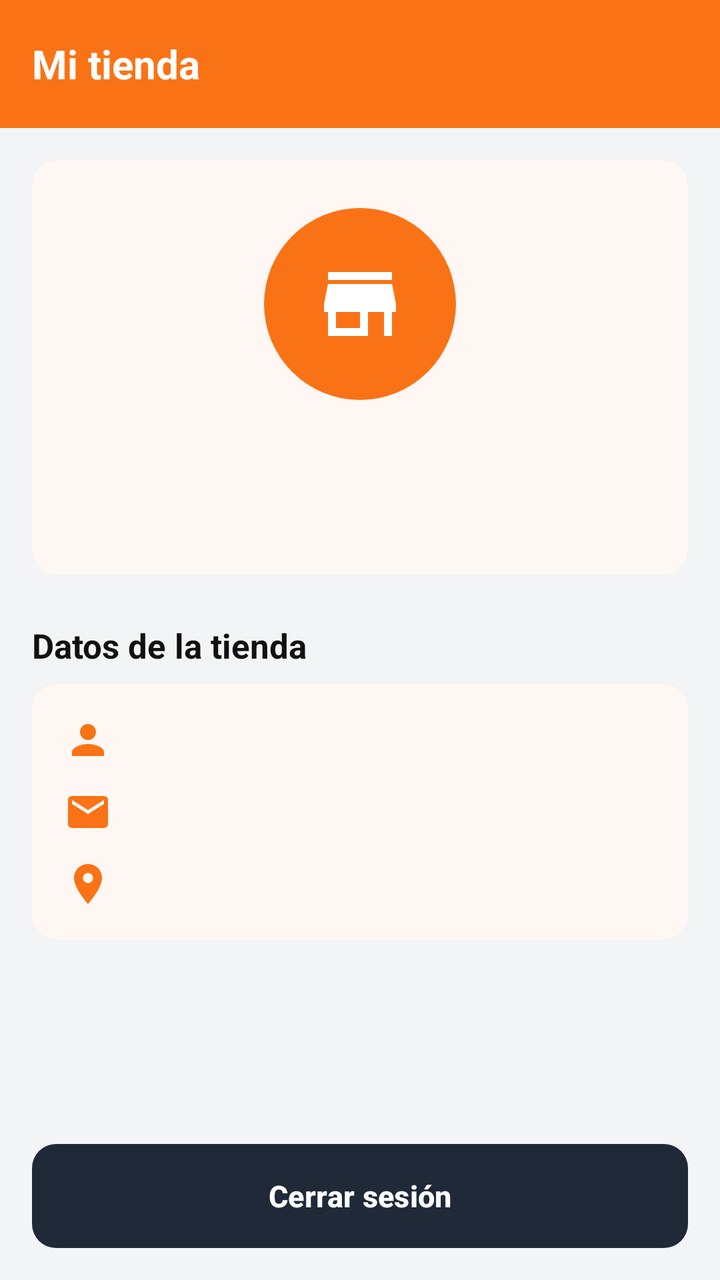
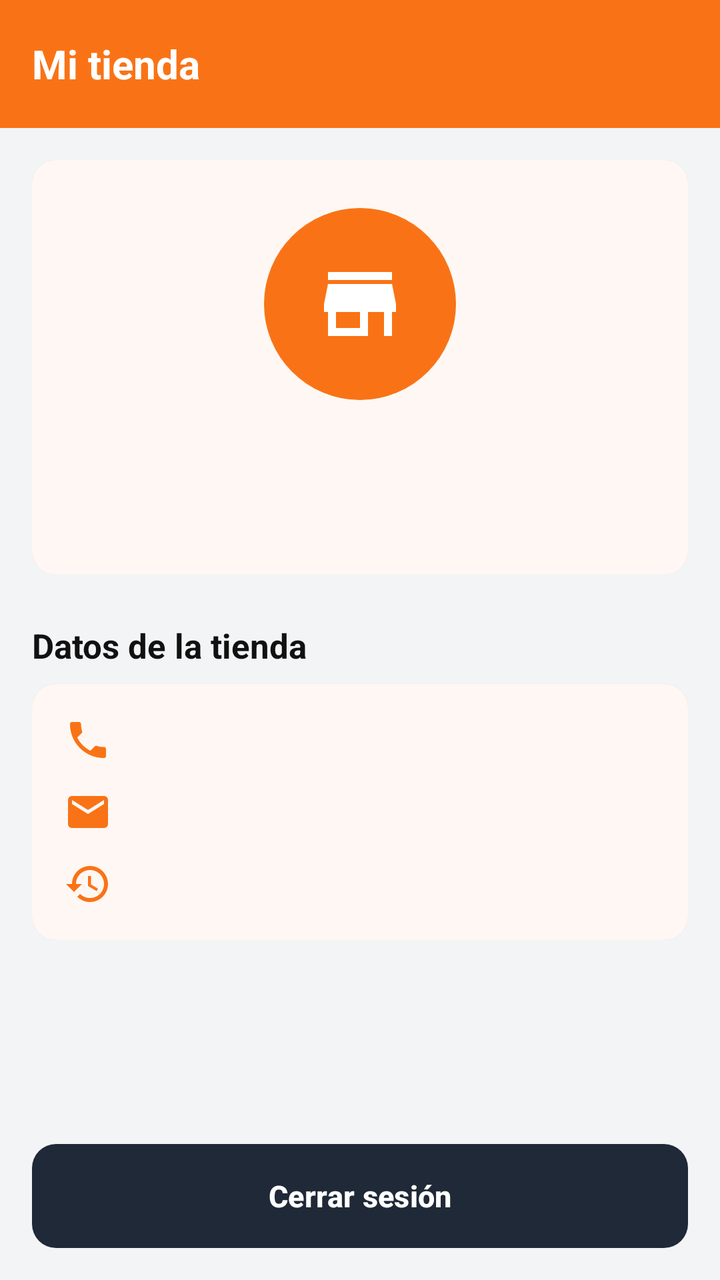

Compare the two renders of this Android layout. The source of the first and the diff that turns it into the second are given below.
<!-- AndroidManifest.xml: application theme Theme.MotoMarket -->
<!-- res/layout/fragment_perfil_vendedor.xml -->
<?xml version="1.0" encoding="utf-8"?>
<LinearLayout xmlns:android="http://schemas.android.com/apk/res/android"
    xmlns:app="http://schemas.android.com/apk/res-auto"
    android:layout_width="match_parent"
    android:layout_height="match_parent"
    android:background="@color/fondo"
    android:orientation="vertical">

    <com.google.android.material.appbar.MaterialToolbar
        android:layout_width="match_parent"
        android:layout_height="?attr/actionBarSize"
        app:title="@string/titulo_mi_tienda" />

    <ScrollView
        android:layout_width="match_parent"
        android:layout_height="0dp"
        android:layout_weight="1">

        <LinearLayout
            android:layout_width="match_parent"
            android:layout_height="wrap_content"
            android:orientation="vertical"
            android:padding="@dimen/espacio_l">

            <com.google.android.material.card.MaterialCardView
                android:layout_width="match_parent"
                android:layout_height="wrap_content">

                <LinearLayout
                    android:layout_width="match_parent"
                    android:layout_height="wrap_content"
                    android:gravity="center_horizontal"
                    android:orientation="vertical"
                    android:padding="@dimen/espacio_xl">

                    <ImageView
                        android:layout_width="@dimen/avatar_perfil"
                        android:layout_height="@dimen/avatar_perfil"
                        android:background="@drawable/bg_circulo_naranja"
                        android:contentDescription="@string/cd_logo_tienda"
                        android:padding="@dimen/espacio_xl"
                        android:src="@drawable/ic_store"
                        app:tint="@color/blanco" />

                    <TextView
                        android:id="@+id/tvNombreTienda"
                        style="@style/MotoMarket.Text.Titulo"
                        android:layout_width="wrap_content"
                        android:layout_height="wrap_content"
                        android:layout_marginTop="@dimen/espacio_m" />

                    <TextView
                        android:id="@+id/tvCalificacion"
                        style="@style/MotoMarket.Text.Nombre"
                        android:layout_width="wrap_content"
                        android:layout_height="wrap_content"
                        android:layout_marginTop="@dimen/espacio_xs" />
                </LinearLayout>
            </com.google.android.material.card.MaterialCardView>

            <TextView
                style="@style/MotoMarket.Text.Seccion"
                android:layout_width="wrap_content"
                android:layout_height="wrap_content"
                android:text="@string/perfil_vendedor_datos" />

            <com.google.android.material.card.MaterialCardView
                android:layout_width="match_parent"
                android:layout_height="wrap_content">

                <LinearLayout
                    android:layout_width="match_parent"
                    android:layout_height="wrap_content"
                    android:orientation="vertical"
                    android:padding="@dimen/espacio_l">

                    <TextView
                        android:id="@+id/tvPropietario"
                        style="@style/MotoMarket.Text"
                        android:layout_width="match_parent"
                        android:layout_height="wrap_content"
                        android:drawablePadding="@dimen/espacio_m"
                        android:gravity="center_vertical"
                        app:drawableStartCompat="@drawable/ic_person"
                        app:drawableTint="@color/naranja_primario" />

                    <TextView
                        android:id="@+id/tvCorreo"
                        style="@style/MotoMarket.Text"
                        android:layout_width="match_parent"
                        android:layout_height="wrap_content"
                        android:layout_marginTop="@dimen/espacio_m"
                        android:drawablePadding="@dimen/espacio_m"
                        android:gravity="center_vertical"
                        app:drawableStartCompat="@drawable/ic_email"
                        app:drawableTint="@color/naranja_primario" />

                    <TextView
                        android:id="@+id/tvCiudad"
                        style="@style/MotoMarket.Text"
                        android:layout_width="match_parent"
                        android:layout_height="wrap_content"
                        android:layout_marginTop="@dimen/espacio_m"
                        android:drawablePadding="@dimen/espacio_m"
                        android:gravity="center_vertical"
                        app:drawableStartCompat="@drawable/ic_location"
                        app:drawableTint="@color/naranja_primario" />
                </LinearLayout>
            </com.google.android.material.card.MaterialCardView>

        </LinearLayout>
    </ScrollView>

    <Button
        android:id="@+id/btnCerrarSesion"
        style="@style/MotoMarket.Button.Secondary"
        android:layout_width="match_parent"
        android:layout_height="wrap_content"
        android:layout_margin="@dimen/espacio_l"
        android:text="@string/cerrar_sesion" />

</LinearLayout>
<!-- resources referenced by this layout -->
<resources>
  <color name="blanco">#FFFFFF</color>
  <color name="fondo">#F3F4F6</color>
  <color name="naranja_primario">#F97316</color>
  <dimen name="avatar_perfil">96dp</dimen>
  <dimen name="espacio_l">16dp</dimen>
  <dimen name="espacio_m">12dp</dimen>
  <dimen name="espacio_xl">24dp</dimen>
  <dimen name="espacio_xs">4dp</dimen>
  <!-- drawable bg_circulo_naranja (drawable) -->
  <shape xmlns:android="http://schemas.android.com/apk/res/android"
      android:shape="oval">
      <solid android:color="@color/naranja_primario" />
  </shape>
  <!-- drawable ic_location (drawable) -->
  <vector xmlns:android="http://schemas.android.com/apk/res/android"
      android:width="24dp"
      android:height="24dp"
      android:viewportWidth="24"
      android:viewportHeight="24">
      <path
          android:fillColor="@color/texto_principal"
          android:pathData="M12,2C8.13,2 5,5.13 5,9c0,5.25 7,13 7,13s7,-7.75 7,-13c0,-3.87 -3.13,-7 -7,-7zM12,11.5c-1.38,0 -2.5,-1.12 -2.5,-2.5s1.12,-2.5 2.5,-2.5 2.5,1.12 2.5,2.5 -1.12,2.5 -2.5,2.5z" />
  </vector>
  <!-- drawable ic_person (drawable) -->
  <vector xmlns:android="http://schemas.android.com/apk/res/android"
      android:width="24dp"
      android:height="24dp"
      android:viewportWidth="24"
      android:viewportHeight="24">
      <path
          android:fillColor="@color/texto_principal"
          android:pathData="M12,12c2.21,0 4,-1.79 4,-4s-1.79,-4 -4,-4 -4,1.79 -4,4 1.79,4 4,4zM12,14c-2.67,0 -8,1.34 -8,4v2h16v-2c0,-2.66 -5.33,-4 -8,-4z" />
  </vector>
  <string name="cd_logo_tienda">Logo de la tienda</string>
  <string name="cerrar_sesion">Cerrar sesión</string>
  <string name="perfil_vendedor_datos">Datos de la tienda</string>
  <string name="titulo_mi_tienda">Mi tienda</string>
  <style name="MotoMarket.Button.Secondary">
          <item name="android:background">@drawable/bg_boton_gris_oscuro</item>
      </style>
  <style name="MotoMarket.Text" parent="">
          <item name="android:textColor">@color/texto_principal</item>
          <item name="android:textSize">@dimen/texto_m</item>
      </style>
  <style name="MotoMarket.Text.Nombre">
          <item name="android:textStyle">bold</item>
      </style>
  <style name="MotoMarket.Text.Titulo">
          <item name="android:textSize">@dimen/texto_titulo</item>
          <item name="android:textStyle">bold</item>
      </style>
  <style name="Theme.MotoMarket" parent="Base.Theme.MotoMarket" />
  <color name="texto_principal">#111111</color>
  <dimen name="texto_m">15sp</dimen>
  <dimen name="espacio_s">8dp</dimen>
  <dimen name="texto_l">17sp</dimen>
  <dimen name="texto_titulo">20sp</dimen>
  <color name="gris_oscuro_presionado">#374151</color>
  <color name="gris_oscuro">#1F2937</color>
  <dimen name="radio_esquina">12dp</dimen>
  <color name="naranja_suave">#FFEDD5</color>
  <color name="naranja_oscuro">#EA580C</color>
  <color name="texto_secundario">#6B7280</color>
  <color name="borde">#E5E7EB</color>
  <style name="MotoMarket.Card" parent="Widget.Material3.CardView.Elevated">
          <item name="cardBackgroundColor">@color/blanco</item>
          <item name="cardCornerRadius">@dimen/radio_esquina</item>
          <item name="cardElevation">@dimen/elevacion_tarjeta</item>
      </style>
  <style name="MotoMarket.Radio" parent="Widget.Material3.CompoundButton.RadioButton">
          <item name="android:textColor">@color/texto_principal</item>
          <item name="android:textSize">@dimen/texto_m</item>
      </style>
  <dimen name="alto_boton">52dp</dimen>
  <dimen name="elevacion_tarjeta">1dp</dimen>
  <!-- unchanged entries left out for length: 10 -->
</resources>

<!-- the commit's change to res/layout/fragment_perfil_vendedor.xml (unified diff, before → after) -->
@@ -75,13 +75,13 @@
                     android:padding="@dimen/espacio_l">
 
                     <TextView
-                        android:id="@+id/tvPropietario"
+                        android:id="@+id/tvTelefono"
                         style="@style/MotoMarket.Text"
                         android:layout_width="match_parent"
                         android:layout_height="wrap_content"
                         android:drawablePadding="@dimen/espacio_m"
                         android:gravity="center_vertical"
-                        app:drawableStartCompat="@drawable/ic_person"
+                        app:drawableStartCompat="@drawable/ic_phone"
                         app:drawableTint="@color/naranja_primario" />
 
                     <TextView
@@ -96,14 +96,14 @@
                         app:drawableTint="@color/naranja_primario" />
 
                     <TextView
-                        android:id="@+id/tvCiudad"
+                        android:id="@+id/tvMiembroDesde"
                         style="@style/MotoMarket.Text"
                         android:layout_width="match_parent"
                         android:layout_height="wrap_content"
                         android:layout_marginTop="@dimen/espacio_m"
                         android:drawablePadding="@dimen/espacio_m"
                         android:gravity="center_vertical"
-                        app:drawableStartCompat="@drawable/ic_location"
+                        app:drawableStartCompat="@drawable/ic_history"
                         app:drawableTint="@color/naranja_primario" />
                 </LinearLayout>
             </com.google.android.material.card.MaterialCardView>
<!-- resource entries referenced after the edit -->
@@ -13,7 +13,7 @@
       android:shape="oval">
       <solid android:color="@color/naranja_primario" />
   </shape>
-  <!-- drawable ic_location (drawable) -->
+  <!-- drawable ic_history (drawable) -->
   <vector xmlns:android="http://schemas.android.com/apk/res/android"
       android:width="24dp"
       android:height="24dp"
@@ -21,9 +21,9 @@
       android:viewportHeight="24">
       <path
           android:fillColor="@color/texto_principal"
-          android:pathData="M12,2C8.13,2 5,5.13 5,9c0,5.25 7,13 7,13s7,-7.75 7,-13c0,-3.87 -3.13,-7 -7,-7zM12,11.5c-1.38,0 -2.5,-1.12 -2.5,-2.5s1.12,-2.5 2.5,-2.5 2.5,1.12 2.5,2.5 -1.12,2.5 -2.5,2.5z" />
+          android:pathData="M13,3c-4.97,0 -9,4.03 -9,9H1l3.89,3.89 0.07,0.14L9,12H6c0,-3.87 3.13,-7 7,-7s7,3.13 7,7 -3.13,7 -7,7c-1.93,0 -3.68,-0.79 -4.94,-2.06l-1.42,1.42C8.27,19.99 10.51,21 13,21c4.97,0 9,-4.03 9,-9s-4.03,-9 -9,-9zM12,8v5l4.28,2.54 0.72,-1.21 -3.5,-2.08V8H12z" />
   </vector>
-  <!-- drawable ic_person (drawable) -->
+  <!-- drawable ic_phone (drawable) -->
   <vector xmlns:android="http://schemas.android.com/apk/res/android"
       android:width="24dp"
       android:height="24dp"
@@ -31,7 +31,7 @@
       android:viewportHeight="24">
       <path
           android:fillColor="@color/texto_principal"
-          android:pathData="M12,12c2.21,0 4,-1.79 4,-4s-1.79,-4 -4,-4 -4,1.79 -4,4 1.79,4 4,4zM12,14c-2.67,0 -8,1.34 -8,4v2h16v-2c0,-2.66 -5.33,-4 -8,-4z" />
+          android:pathData="M6.62,10.79c1.44,2.83 3.76,5.14 6.59,6.59l2.2,-2.2c0.27,-0.27 0.67,-0.36 1.02,-0.24 1.12,0.37 2.33,0.57 3.57,0.57 0.55,0 1,0.45 1,1V20c0,0.55 -0.45,1 -1,1 -9.39,0 -17,-7.61 -17,-17 0,-0.55 0.45,-1 1,-1h3.5c0.55,0 1,0.45 1,1 0,1.25 0.2,2.45 0.57,3.57 0.11,0.35 0.03,0.74 -0.25,1.02l-2.2,2.2z" />
   </vector>
   <string name="cd_logo_tienda">Logo de la tienda</string>
   <string name="cerrar_sesion">Cerrar sesión</string>
